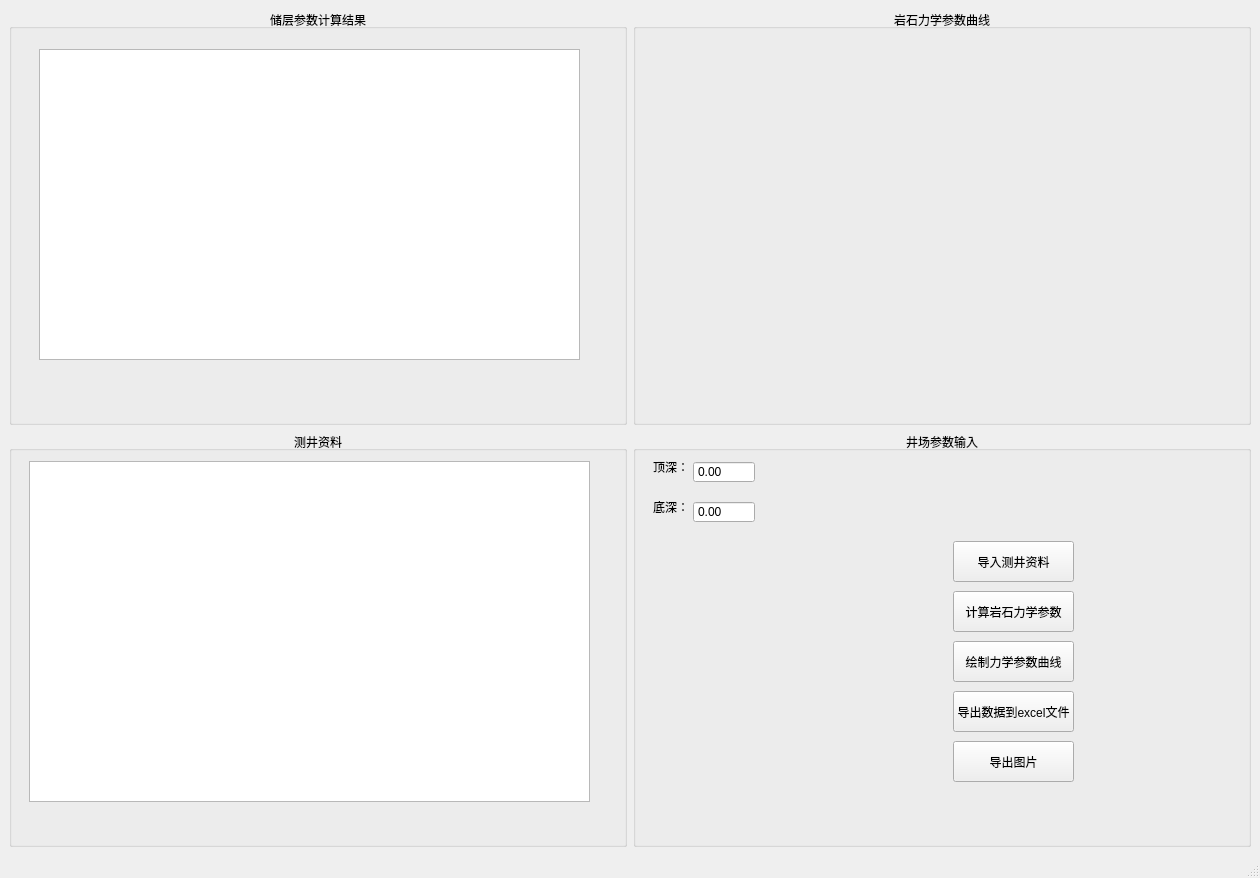
Old version of the form main.ui in the repository wzysydx/xjsoftware.
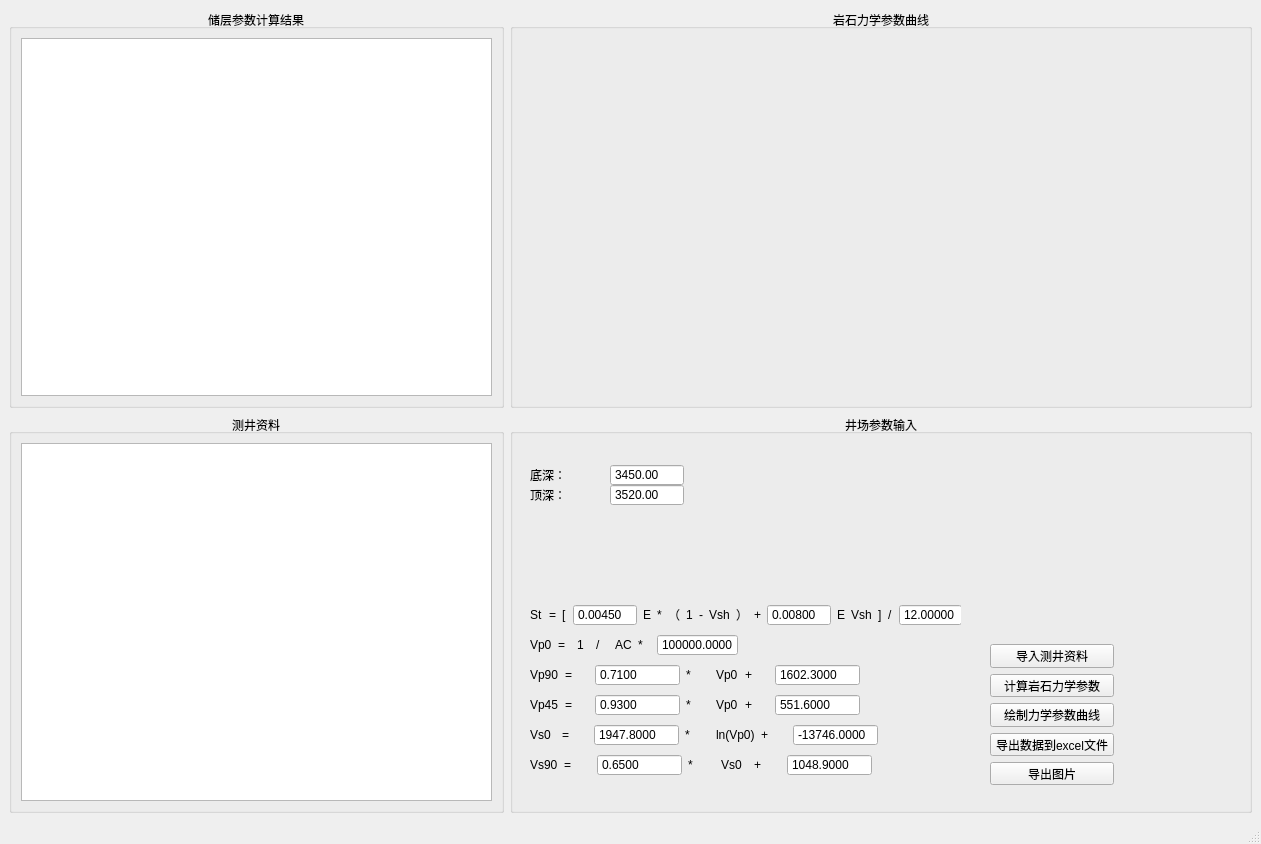
New version of the form.

Patch:
```diff
--- a/main.ui
+++ b/main.ui
@@ -6,8 +6,8 @@
    <rect>
     <x>0</x>
     <y>0</y>
-    <width>1260</width>
-    <height>878</height>
+    <width>1261</width>
+    <height>844</height>
    </rect>
   </property>
   <property name="windowTitle">
@@ -16,7 +16,7 @@
   <widget class="QWidget" name="centralwidget">
    <layout class="QVBoxLayout" name="verticalLayout" stretch="1,1">
     <item>
-     <layout class="QHBoxLayout" name="horizontalLayout" stretch="1,1">
+     <layout class="QHBoxLayout" name="horizontalLayout" stretch="4,6">
       <item>
        <widget class="QGroupBox" name="groupBox">
         <property name="title">
@@ -25,16 +25,11 @@
         <property name="alignment">
          <set>Qt::AlignCenter</set>
         </property>
-        <widget class="QTableView" name="tableView_2">
-         <property name="geometry">
-          <rect>
-           <x>30</x>
-           <y>40</y>
-           <width>541</width>
-           <height>311</height>
-          </rect>
-         </property>
-        </widget>
+        <layout class="QHBoxLayout" name="horizontalLayout_18">
+         <item>
+          <widget class="QTableView" name="tableView_2"/>
+         </item>
+        </layout>
        </widget>
       </item>
       <item>
@@ -50,7 +45,7 @@
      </layout>
     </item>
     <item>
-     <layout class="QHBoxLayout" name="horizontalLayout_2">
+     <layout class="QHBoxLayout" name="horizontalLayout_2" stretch="4,6">
       <item>
        <widget class="QGroupBox" name="groupBox_4">
         <property name="cursor">
@@ -62,16 +57,11 @@
         <property name="alignment">
          <set>Qt::AlignCenter</set>
         </property>
-        <widget class="QTableView" name="tableView">
-         <property name="geometry">
-          <rect>
-           <x>20</x>
-           <y>30</y>
-           <width>561</width>
-           <height>341</height>
-          </rect>
-         </property>
-        </widget>
+        <layout class="QHBoxLayout" name="horizontalLayout_17">
+         <item>
+          <widget class="QTableView" name="tableView"/>
+         </item>
+        </layout>
        </widget>
       </item>
       <item>
@@ -82,134 +72,742 @@
         <property name="alignment">
          <set>Qt::AlignCenter</set>
         </property>
-        <widget class="QPushButton" name="pb_load">
+        <widget class="QWidget" name="layoutWidget">
          <property name="geometry">
           <rect>
-           <x>320</x>
-           <y>110</y>
-           <width>121</width>
-           <height>41</height>
+           <x>20</x>
+           <y>280</y>
+           <width>330</width>
+           <height>22</height>
           </rect>
          </property>
-         <property name="text">
-          <string>导入测井资料</string>
-         </property>
+         <layout class="QHBoxLayout" name="horizontalLayout_7">
+          <item>
+           <widget class="QLabel" name="label_14">
+            <property name="text">
+             <string>Vp45</string>
+            </property>
+           </widget>
+          </item>
+          <item>
+           <widget class="QLabel" name="label_18">
+            <property name="text">
+             <string>=</string>
+            </property>
+           </widget>
+          </item>
+          <item>
+           <widget class="QDoubleSpinBox" name="doubleSpinBox_10">
+            <property name="buttonSymbols">
+             <enum>QAbstractSpinBox::NoButtons</enum>
+            </property>
+            <property name="decimals">
+             <number>4</number>
+            </property>
+            <property name="minimum">
+             <double>-999999999999.000000000000000</double>
+            </property>
+            <property name="maximum">
+             <double>99999999999999.000000000000000</double>
+            </property>
+            <property name="singleStep">
+             <double>0.010000000000000</double>
+            </property>
+            <property name="value">
+             <double>0.930000000000000</double>
+            </property>
+           </widget>
+          </item>
+          <item>
+           <widget class="QLabel" name="label_19">
+            <property name="text">
+             <string>*</string>
+            </property>
+           </widget>
+          </item>
+          <item>
+           <widget class="QLabel" name="label_20">
+            <property name="text">
+             <string>Vp0</string>
+            </property>
+           </widget>
+          </item>
+          <item>
+           <widget class="QLabel" name="label_21">
+            <property name="text">
+             <string>+</string>
+            </property>
+           </widget>
+          </item>
+          <item>
+           <widget class="QDoubleSpinBox" name="doubleSpinBox_11">
+            <property name="buttonSymbols">
+             <enum>QAbstractSpinBox::NoButtons</enum>
+            </property>
+            <property name="decimals">
+             <number>4</number>
+            </property>
+            <property name="minimum">
+             <double>-999999999999.000000000000000</double>
+            </property>
+            <property name="maximum">
+             <double>99999999999999.000000000000000</double>
+            </property>
+            <property name="singleStep">
+             <double>0.010000000000000</double>
+            </property>
+            <property name="value">
+             <double>551.600000000000023</double>
+            </property>
+           </widget>
+          </item>
+         </layout>
         </widget>
-        <widget class="QPushButton" name="pb_cal">
+        <widget class="QWidget" name="layoutWidget_2">
          <property name="geometry">
           <rect>
-           <x>320</x>
-           <y>160</y>
-           <width>121</width>
-           <height>41</height>
-          </rect>
-         </property>
-         <property name="text">
-          <string>计算岩石力学参数</string>
-         </property>
-        </widget>
-        <widget class="QPushButton" name="pb_paint">
-         <property name="geometry">
-          <rect>
-           <x>320</x>
-           <y>210</y>
-           <width>121</width>
-           <height>41</height>
-          </rect>
-         </property>
-         <property name="text">
-          <string>绘制力学参数曲线</string>
-         </property>
-        </widget>
-        <widget class="QPushButton" name="pb_toexcel">
-         <property name="geometry">
-          <rect>
-           <x>320</x>
-           <y>260</y>
-           <width>121</width>
-           <height>41</height>
-          </rect>
-         </property>
-         <property name="text">
-          <string>导出数据到excel文件</string>
-         </property>
-        </widget>
-        <widget class="QPushButton" name="pb_topic">
-         <property name="geometry">
-          <rect>
-           <x>320</x>
+           <x>20</x>
            <y>310</y>
-           <width>121</width>
-           <height>41</height>
+           <width>348</width>
+           <height>22</height>
           </rect>
          </property>
-         <property name="text">
-          <string>导出图片</string>
+         <layout class="QHBoxLayout" name="horizontalLayout_8">
+          <item>
+           <widget class="QLabel" name="label_22">
+            <property name="text">
+             <string>Vs0</string>
+            </property>
+           </widget>
+          </item>
+          <item>
+           <widget class="QLabel" name="label_23">
+            <property name="text">
+             <string>=</string>
+            </property>
+           </widget>
+          </item>
+          <item>
+           <widget class="QDoubleSpinBox" name="doubleSpinBox_12">
+            <property name="buttonSymbols">
+             <enum>QAbstractSpinBox::NoButtons</enum>
+            </property>
+            <property name="decimals">
+             <number>4</number>
+            </property>
+            <property name="minimum">
+             <double>-999999999999.000000000000000</double>
+            </property>
+            <property name="maximum">
+             <double>99999999999999.000000000000000</double>
+            </property>
+            <property name="singleStep">
+             <double>0.010000000000000</double>
+            </property>
+            <property name="value">
+             <double>1947.799999999999955</double>
+            </property>
+           </widget>
+          </item>
+          <item>
+           <widget class="QLabel" name="label_24">
+            <property name="text">
+             <string>*</string>
+            </property>
+           </widget>
+          </item>
+          <item>
+           <widget class="QLabel" name="label_25">
+            <property name="text">
+             <string>ln(Vp0)</string>
+            </property>
+           </widget>
+          </item>
+          <item>
+           <widget class="QLabel" name="label_26">
+            <property name="text">
+             <string>+</string>
+            </property>
+           </widget>
+          </item>
+          <item>
+           <widget class="QDoubleSpinBox" name="doubleSpinBox_13">
+            <property name="buttonSymbols">
+             <enum>QAbstractSpinBox::NoButtons</enum>
+            </property>
+            <property name="decimals">
+             <number>4</number>
+            </property>
+            <property name="minimum">
+             <double>-99999999999.000000000000000</double>
+            </property>
+            <property name="maximum">
+             <double>99999999999999.000000000000000</double>
+            </property>
+            <property name="singleStep">
+             <double>0.010000000000000</double>
+            </property>
+            <property name="value">
+             <double>-13746.000000000000000</double>
+            </property>
+           </widget>
+          </item>
+         </layout>
+        </widget>
+        <widget class="QWidget" name="layoutWidget_9">
+         <property name="geometry">
+          <rect>
+           <x>20</x>
+           <y>340</y>
+           <width>342</width>
+           <height>22</height>
+          </rect>
          </property>
+         <layout class="QHBoxLayout" name="horizontalLayout_15">
+          <item>
+           <widget class="QLabel" name="label_50">
+            <property name="text">
+             <string>Vs90</string>
+            </property>
+           </widget>
+          </item>
+          <item>
+           <widget class="QLabel" name="label_51">
+            <property name="text">
+             <string>=</string>
+            </property>
+           </widget>
+          </item>
+          <item>
+           <widget class="QDoubleSpinBox" name="doubleSpinBox_22">
+            <property name="buttonSymbols">
+             <enum>QAbstractSpinBox::NoButtons</enum>
+            </property>
+            <property name="decimals">
+             <number>4</number>
+            </property>
+            <property name="minimum">
+             <double>-999999999999.000000000000000</double>
+            </property>
+            <property name="maximum">
+             <double>99999999999999.000000000000000</double>
+            </property>
+            <property name="singleStep">
+             <double>0.010000000000000</double>
+            </property>
+            <property name="value">
+             <double>0.650000000000000</double>
+            </property>
+           </widget>
+          </item>
+          <item>
+           <widget class="QLabel" name="label_52">
+            <property name="text">
+             <string>*</string>
+            </property>
+           </widget>
+          </item>
+          <item>
+           <widget class="QLabel" name="label_53">
+            <property name="text">
+             <string>Vs0</string>
+            </property>
+           </widget>
+          </item>
+          <item>
+           <widget class="QLabel" name="label_54">
+            <property name="text">
+             <string>+</string>
+            </property>
+           </widget>
+          </item>
+          <item>
+           <widget class="QDoubleSpinBox" name="doubleSpinBox_23">
+            <property name="buttonSymbols">
+             <enum>QAbstractSpinBox::NoButtons</enum>
+            </property>
+            <property name="decimals">
+             <number>4</number>
+            </property>
+            <property name="minimum">
+             <double>-99999999999.000000000000000</double>
+            </property>
+            <property name="maximum">
+             <double>99999999999999.000000000000000</double>
+            </property>
+            <property name="singleStep">
+             <double>0.010000000000000</double>
+            </property>
+            <property name="value">
+             <double>1048.900000000000091</double>
+            </property>
+           </widget>
+          </item>
+         </layout>
         </widget>
-        <widget class="QLabel" name="label">
+        <widget class="QWidget" name="layoutWidget_10">
          <property name="geometry">
           <rect>
            <x>20</x>
-           <y>30</y>
-           <width>54</width>
-           <height>12</height>
+           <y>190</y>
+           <width>431</width>
+           <height>22</height>
           </rect>
          </property>
-         <property name="text">
-          <string>顶深：</string>
+         <layout class="QHBoxLayout" name="horizontalLayout_16">
+          <item>
+           <widget class="QLabel" name="label_55">
+            <property name="text">
+             <string>St</string>
+            </property>
+           </widget>
+          </item>
+          <item>
+           <widget class="QLabel" name="label_56">
+            <property name="text">
+             <string>=</string>
+            </property>
+           </widget>
+          </item>
+          <item>
+           <widget class="QLabel" name="label_64">
+            <property name="text">
+             <string>[</string>
+            </property>
+           </widget>
+          </item>
+          <item>
+           <widget class="QDoubleSpinBox" name="doubleSpinBox_24">
+            <property name="buttonSymbols">
+             <enum>QAbstractSpinBox::NoButtons</enum>
+            </property>
+            <property name="decimals">
+             <number>5</number>
+            </property>
+            <property name="minimum">
+             <double>-9999999.000000000000000</double>
+            </property>
+            <property name="maximum">
+             <double>99999999999999.000000000000000</double>
+            </property>
+            <property name="singleStep">
+             <double>0.010000000000000</double>
+            </property>
+            <property name="value">
+             <double>0.004500000000000</double>
+            </property>
+           </widget>
+          </item>
+          <item>
+           <widget class="QLabel" name="label_57">
+            <property name="text">
+             <string>E</string>
+            </property>
+           </widget>
+          </item>
+          <item>
+           <widget class="QLabel" name="label_58">
+            <property name="text">
+             <string>*</string>
+            </property>
+           </widget>
+          </item>
+          <item>
+           <widget class="QLabel" name="label_59">
+            <property name="text">
+             <string>（</string>
+            </property>
+           </widget>
+          </item>
+          <item>
+           <widget class="QLabel" name="label_60">
+            <property name="text">
+             <string>1</string>
+            </property>
+           </widget>
+          </item>
+          <item>
+           <widget class="QLabel" name="label_61">
+            <property name="text">
+             <string>-</string>
+            </property>
+           </widget>
+          </item>
+          <item>
+           <widget class="QLabel" name="label_62">
+            <property name="text">
+             <string>Vsh</string>
+            </property>
+           </widget>
+          </item>
+          <item>
+           <widget class="QLabel" name="label_63">
+            <property name="text">
+             <string>）</string>
+            </property>
+           </widget>
+          </item>
+          <item>
+           <widget class="QLabel" name="label_65">
+            <property name="text">
+             <string>+</string>
+            </property>
+           </widget>
+          </item>
+          <item>
+           <widget class="QDoubleSpinBox" name="doubleSpinBox_25">
+            <property name="buttonSymbols">
+             <enum>QAbstractSpinBox::NoButtons</enum>
+            </property>
+            <property name="decimals">
+             <number>5</number>
+            </property>
+            <property name="minimum">
+             <double>-9999999999.000000000000000</double>
+            </property>
+            <property name="maximum">
+             <double>99999999999999.000000000000000</double>
+            </property>
+            <property name="singleStep">
+             <double>0.010000000000000</double>
+            </property>
+            <property name="value">
+             <double>0.008000000000000</double>
+            </property>
+           </widget>
+          </item>
+          <item>
+           <widget class="QLabel" name="label_66">
+            <property name="text">
+             <string>E</string>
+            </property>
+           </widget>
+          </item>
+          <item>
+           <widget class="QLabel" name="label_67">
+            <property name="text">
+             <string>Vsh</string>
+            </property>
+           </widget>
+          </item>
+          <item>
+           <widget class="QLabel" name="label_68">
+            <property name="text">
+             <string>]</string>
+            </property>
+           </widget>
+          </item>
+          <item>
+           <widget class="QLabel" name="label_69">
+            <property name="text">
+             <string>/</string>
+            </property>
+           </widget>
+          </item>
+          <item>
+           <widget class="QDoubleSpinBox" name="doubleSpinBox_26">
+            <property name="buttonSymbols">
+             <enum>QAbstractSpinBox::NoButtons</enum>
+            </property>
+            <property name="decimals">
+             <number>5</number>
+            </property>
+            <property name="minimum">
+             <double>-9999999999.000000000000000</double>
+            </property>
+            <property name="maximum">
+             <double>99999999999999.000000000000000</double>
+            </property>
+            <property name="singleStep">
+             <double>0.010000000000000</double>
+            </property>
+            <property name="value">
+             <double>12.000000000000000</double>
+            </property>
+           </widget>
+          </item>
+         </layout>
+        </widget>
+        <widget class="QWidget" name="">
+         <property name="geometry">
+          <rect>
+           <x>20</x>
+           <y>220</y>
+           <width>208</width>
+           <height>22</height>
+          </rect>
          </property>
+         <layout class="QHBoxLayout" name="horizontalLayout_3">
+          <item>
+           <widget class="QLabel" name="label_3">
+            <property name="text">
+             <string>Vp0</string>
+            </property>
+           </widget>
+          </item>
+          <item>
+           <widget class="QLabel" name="label_7">
+            <property name="text">
+             <string>=</string>
+            </property>
+           </widget>
+          </item>
+          <item>
+           <widget class="QLabel" name="label_8">
+            <property name="text">
+             <string>1</string>
+            </property>
+           </widget>
+          </item>
+          <item>
+           <widget class="QLabel" name="label_9">
+            <property name="text">
+             <string>/</string>
+            </property>
+           </widget>
+          </item>
+          <item>
+           <widget class="QLabel" name="label_13">
+            <property name="text">
+             <string>AC</string>
+            </property>
+           </widget>
+          </item>
+          <item>
+           <widget class="QLabel" name="label_10">
+            <property name="text">
+             <string>*</string>
+            </property>
+           </widget>
+          </item>
+          <item>
+           <widget class="QDoubleSpinBox" name="doubleSpinBox_7">
+            <property name="buttonSymbols">
+             <enum>QAbstractSpinBox::NoButtons</enum>
+            </property>
+            <property name="decimals">
+             <number>4</number>
+            </property>
+            <property name="maximum">
+             <double>99999999999999.000000000000000</double>
+            </property>
+            <property name="singleStep">
+             <double>0.010000000000000</double>
+            </property>
+            <property name="value">
+             <double>304800.000000000000000</double>
+            </property>
+           </widget>
+          </item>
+         </layout>
         </widget>
-        <widget class="QDoubleSpinBox" name="doubleSpinBox">
+        <widget class="QWidget" name="">
          <property name="geometry">
           <rect>
-           <x>60</x>
-           <y>30</y>
-           <width>62</width>
+           <x>20</x>
+           <y>50</y>
+           <width>154</width>
            <height>22</height>
           </rect>
          </property>
-         <property name="buttonSymbols">
-          <enum>QAbstractSpinBox::NoButtons</enum>
-         </property>
-         <property name="maximum">
-          <double>9999.000000000000000</double>
-         </property>
-         <property name="singleStep">
-          <double>0.010000000000000</double>
-         </property>
+         <layout class="QHBoxLayout" name="horizontalLayout_4">
+          <item>
+           <widget class="QLabel" name="label_2">
+            <property name="text">
+             <string>底深：</string>
+            </property>
+           </widget>
+          </item>
+          <item>
+           <widget class="QDoubleSpinBox" name="db_bottom">
+            <property name="buttonSymbols">
+             <enum>QAbstractSpinBox::NoButtons</enum>
+            </property>
+            <property name="maximum">
+             <double>99999999999999.000000000000000</double>
+            </property>
+            <property name="singleStep">
+             <double>0.010000000000000</double>
+            </property>
+            <property name="value">
+             <double>3450.000000000000000</double>
+            </property>
+           </widget>
+          </item>
+         </layout>
         </widget>
-        <widget class="QLabel" name="label_2">
+        <widget class="QWidget" name="">
          <property name="geometry">
           <rect>
            <x>20</x>
            <y>70</y>
-           <width>54</width>
-           <height>12</height>
+           <width>154</width>
+           <height>22</height>
           </rect>
          </property>
-         <property name="text">
-          <string>底深：</string>
-         </property>
+         <layout class="QHBoxLayout" name="horizontalLayout_5">
+          <item>
+           <widget class="QLabel" name="label">
+            <property name="text">
+             <string>顶深：</string>
+            </property>
+           </widget>
+          </item>
+          <item>
+           <widget class="QDoubleSpinBox" name="db_top">
+            <property name="buttonSymbols">
+             <enum>QAbstractSpinBox::NoButtons</enum>
+            </property>
+            <property name="maximum">
+             <double>99999999999999.000000000000000</double>
+            </property>
+            <property name="singleStep">
+             <double>0.010000000000000</double>
+            </property>
+            <property name="value">
+             <double>3520.000000000000000</double>
+            </property>
+           </widget>
+          </item>
+         </layout>
         </widget>
-        <widget class="QDoubleSpinBox" name="doubleSpinBox_2">
+        <widget class="QWidget" name="">
          <property name="geometry">
           <rect>
-           <x>60</x>
-           <y>70</y>
-           <width>62</width>
+           <x>20</x>
+           <y>250</y>
+           <width>330</width>
            <height>22</height>
           </rect>
          </property>
-         <property name="buttonSymbols">
-          <enum>QAbstractSpinBox::NoButtons</enum>
+         <layout class="QHBoxLayout" name="horizontalLayout_6">
+          <item>
+           <widget class="QLabel" name="label_11">
+            <property name="text">
+             <string>Vp90</string>
+            </property>
+           </widget>
+          </item>
+          <item>
+           <widget class="QLabel" name="label_12">
+            <property name="text">
+             <string>=</string>
+            </property>
+           </widget>
+          </item>
+          <item>
+           <widget class="QDoubleSpinBox" name="doubleSpinBox_8">
+            <property name="buttonSymbols">
+             <enum>QAbstractSpinBox::NoButtons</enum>
+            </property>
+            <property name="decimals">
+             <number>4</number>
+            </property>
+            <property name="minimum">
+             <double>-999999999999.000000000000000</double>
+            </property>
+            <property name="maximum">
+             <double>99999999999999.000000000000000</double>
+            </property>
+            <property name="singleStep">
+             <double>0.010000000000000</double>
+            </property>
+            <property name="value">
+             <double>0.710000000000000</double>
+            </property>
+           </widget>
+          </item>
+          <item>
+           <widget class="QLabel" name="label_15">
+            <property name="text">
+             <string>*</string>
+            </property>
+           </widget>
+          </item>
+          <item>
+           <widget class="QLabel" name="label_16">
+            <property name="text">
+             <string>Vp0</string>
+            </property>
+           </widget>
+          </item>
+          <item>
+           <widget class="QLabel" name="label_17">
+            <property name="text">
+             <string>+</string>
+            </property>
+           </widget>
+          </item>
+          <item>
+           <widget class="QDoubleSpinBox" name="doubleSpinBox_9">
+            <property name="buttonSymbols">
+             <enum>QAbstractSpinBox::NoButtons</enum>
+            </property>
+            <property name="decimals">
+             <number>4</number>
+            </property>
+            <property name="minimum">
+             <double>-999999999999.000000000000000</double>
+            </property>
+            <property name="maximum">
+             <double>99999999999999.000000000000000</double>
+            </property>
+            <property name="singleStep">
+             <double>0.010000000000000</double>
+            </property>
+            <property name="value">
+             <double>1602.299999999999955</double>
+            </property>
+           </widget>
+          </item>
+         </layout>
+        </widget>
+        <widget class="QWidget" name="">
+         <property name="geometry">
+          <rect>
+           <x>480</x>
+           <y>230</y>
+           <width>124</width>
+           <height>141</height>
+          </rect>
          </property>
-         <property name="maximum">
-          <double>9999.000000000000000</double>
-         </property>
-         <property name="singleStep">
-          <double>0.010000000000000</double>
-         </property>
+         <layout class="QVBoxLayout" name="verticalLayout_2">
+          <item>
+           <widget class="QPushButton" name="pb_load">
+            <property name="text">
+             <string>导入测井资料</string>
+            </property>
+           </widget>
+          </item>
+          <item>
+           <widget class="QPushButton" name="pb_cal">
+            <property name="text">
+             <string>计算岩石力学参数</string>
+            </property>
+           </widget>
+          </item>
+          <item>
+           <widget class="QPushButton" name="pb_paint">
+            <property name="text">
+             <string>绘制力学参数曲线</string>
+            </property>
+           </widget>
+          </item>
+          <item>
+           <widget class="QPushButton" name="pb_toexcel">
+            <property name="text">
+             <string>导出数据到excel文件</string>
+            </property>
+           </widget>
+          </item>
+          <item>
+           <widget class="QPushButton" name="pb_topic">
+            <property name="text">
+             <string>导出图片</string>
+            </property>
+           </widget>
+          </item>
+         </layout>
         </widget>
        </widget>
       </item>
```
Left out of the diff: 4 changed lines with no effect on the pictures.
